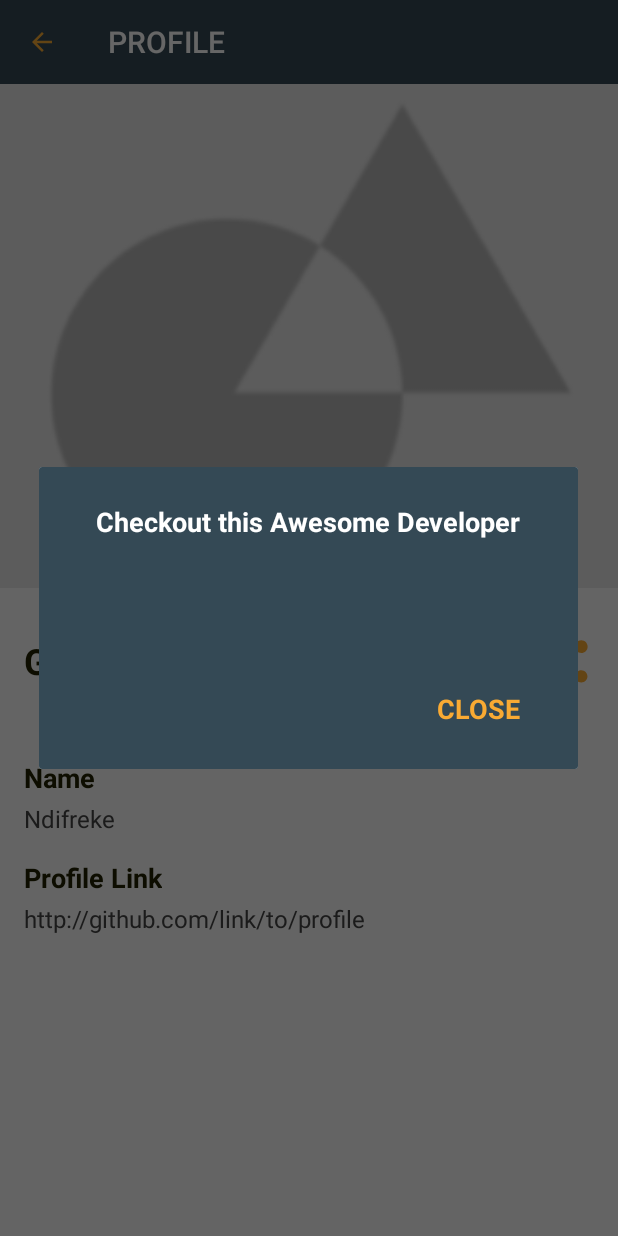
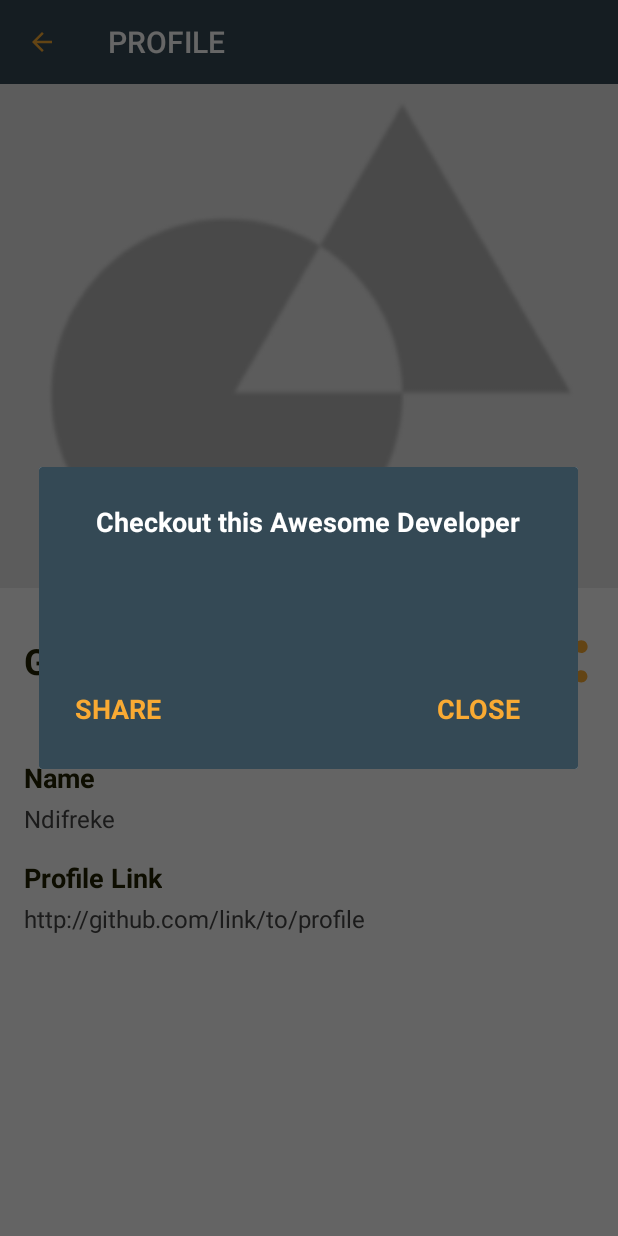
Before and after one commit to Ndifreke/developers, an Android app: the DeveloperProfileActivity screen opened directly, with no data from a screen before it, after a tap on "share icon", on a phone screen of 412 x 824 dp. Run offline under Robolectric (Android 15) with nearby library versions, the phone set to English and light mode, and no system bars; 4 statements that could not run were skipped.

Commit message:
feat(share-intent): share github profile
[finishes #156008359]

```diff
--- a/app/src/main/java/com/ndifreke/developers/dialog/ProfileShareDialog.java
+++ b/app/src/main/java/com/ndifreke/developers/dialog/ProfileShareDialog.java
@@ -4,12 +4,9 @@ import com.ndifreke.developers.model.GithubUser;
 
 import android.app.AlertDialog;
 import android.app.Dialog;
-import android.content.DialogInterface;
-import android.content.DialogInterface.OnClickListener;
 import android.os.Bundle;
 import android.support.v7.app.AppCompatDialogFragment;
 import android.view.View;
-import android.widget.RelativeLayout;
 import android.widget.TextView;
 import com.ndifreke.developers.R;
 
@@ -35,7 +32,7 @@ public class ProfileShareDialog extends AppCompatDialogFragment {
         View dialogLayout = getActivity().getLayoutInflater().inflate(R.layout.profile_share_dialog, null);
         TextView githubName = dialogLayout.findViewById(R.id.share_github_name);
         TextView githubURL = dialogLayout.findViewById(R.id.share_github_url);
-        final TextView closeDialog = dialogLayout.findViewById(R.id.closeDialog);
+        final TextView closeDialog = dialogLayout.findViewById(R.id.closeButton);
         githubName.setText("@".concat(this.githubUser.getName()));
         githubURL.setText(this.githubUser.getProfileURL());
         dialog.setView(dialogLayout);
--- a/app/src/main/res/layout/profile_activity.xml
+++ b/app/src/main/res/layout/profile_activity.xml
@@ -53,7 +53,7 @@
                 style="@style/actionIcon"
                 android:contentDescription="@string/share_icon"
                 android:src="@drawable/ic_share"
-                android:onClick="shareProfile"/>
+                android:onClick="openShareDialog"/>
 
         </LinearLayout>
 
--- a/app/src/main/res/layout/profile_share_dialog.xml
+++ b/app/src/main/res/layout/profile_share_dialog.xml
@@ -35,7 +35,7 @@
   />
 
     <TextView
-        android:id="@+id/closeDialog"
+        android:id="@+id/closeButton"
         android:layout_below="@+id/share_github_url"
         android:layout_alignRight="@+id/dialogTitile"
         android:text="@string/dialog_close"
@@ -46,4 +46,15 @@
         android:clickable="true"
         />
 
+    <TextView
+        android:id="@+id/shareButton"
+        android:layout_below="@+id/share_github_url"
+        android:text="SHARE"
+        android:textAllCaps="true"
+        style="@style/titleText"
+        android:onClick="shareProfile"
+        android:textColor="@color/colorAccent"
+        android:clickable="true"
+        />
+
 </RelativeLayout>
```
Also changed, not shown: app/src/main/java/com/ndifreke/developers/view/DeveloperProfileActivity.java (+15 -3 lines).
